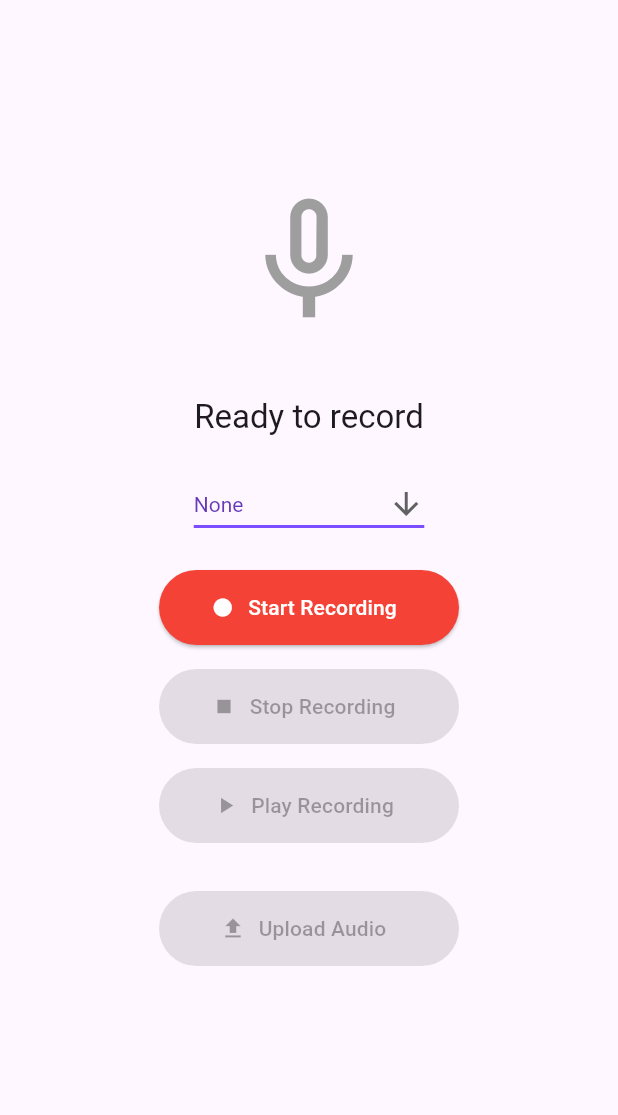
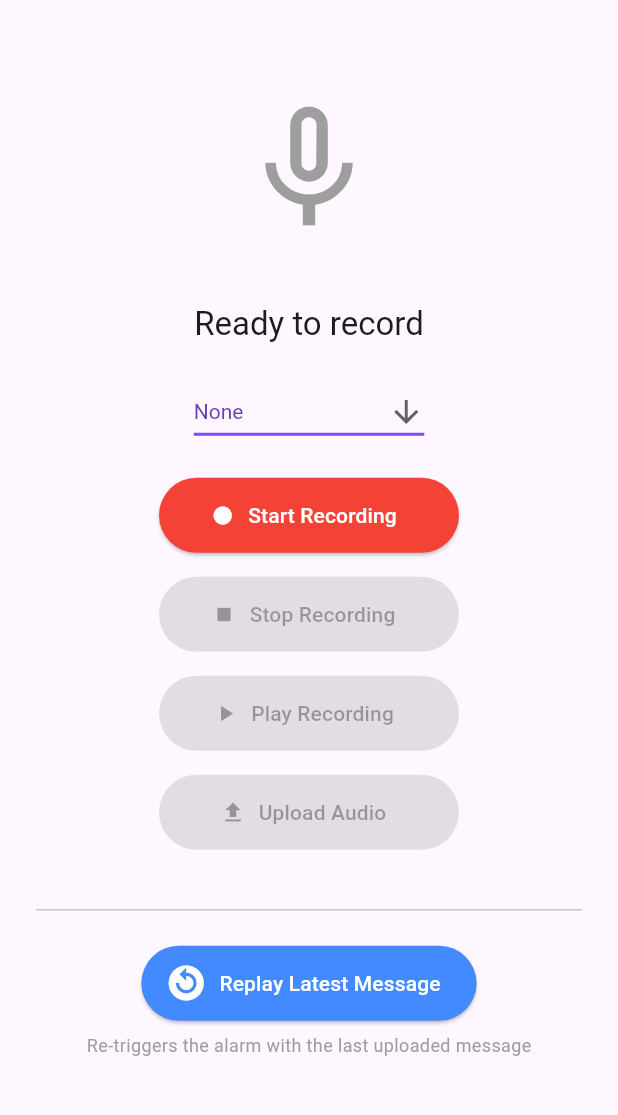
Before and after one commit to Vellyxenya/RemoteAlarm, a Flutter app: the screen it shows after launch, on a phone screen of 412 x 824 dp, the part 84-1199 px from its top. Run offline on Flutter 3.47's test engine with Material 3 defaults, Android fonts, the phone set to English and light mode, and no system bars; our stand-ins replace audioplayers, cloud_functions, firebase_auth, firebase_core, firebase_storage, permission_handler; missing offline and left inert: record; accounts and stored records are empty; network calls fail; statements that could not run were skipped.

Commit message:
other stuff

```diff
--- a/mobile/lib/screens/home_screen.dart
+++ b/mobile/lib/screens/home_screen.dart
@@ -1,6 +1,7 @@
 import 'dart:io';
 import 'package:flutter/material.dart';
 import 'package:audioplayers/audioplayers.dart';
+import 'package:cloud_functions/cloud_functions.dart';
 import '../services/audio_service.dart';
 import '../services/storage_service.dart';
 import '../utils/audio_utils.dart';
@@ -20,6 +21,7 @@ class _HomeScreenState extends State<HomeScreen> {
   bool _isRecording = false;
   bool _isUploading = false;
   bool _isPlaying = false;
+  bool _isReplaying = false;
   String? _recordedFilePath;
   String _status = 'Ready to record';
 
@@ -58,6 +60,49 @@ class _HomeScreenState extends State<HomeScreen> {
   Future<void> _initializeServices() async {
     await _audioService.initialize();
     await _storageService.initialize();
+  }
+
+  Future<void> _replayLastMessage() async {
+    try {
+      setState(() {
+        _status = 'Triggering replay...';
+        _isReplaying = true;
+      });
+
+      final functions = FirebaseFunctions.instance;
+      // Triggers replay of the latest file if no path is provided
+      final result = await functions
+          .httpsCallable('replayLastMessage')
+          .call();
+
+      debugPrint('Replay result: ${result.data}');
+
+      setState(() {
+        _status = 'Replay triggered successfully!';
+        _isReplaying = false;
+      });
+
+      if (mounted) {
+        ScaffoldMessenger.of(context).showSnackBar(
+          const SnackBar(content: Text('Replay triggered on device!'), backgroundColor: Colors.blue),
+        );
+      }
+    } catch (e) {
+      String errorMessage = '$e';
+      if (e is FirebaseFunctionsException) {
+        errorMessage = '${e.code}: ${e.message}';
+        if (e.details != null) {
+          errorMessage += '\nDetails: ${e.details}';
+        }
+      }
+
+      setState(() {
+        _status = 'Error: $errorMessage';
+        _isReplaying = false;
+      });
+
+      debugPrint('Replay Error Full: $e');
+    }
   }
 
   Future<void> _startRecording() async {
@@ -195,11 +240,12 @@ class _HomeScreenState extends State<HomeScreen> {
         title: const Text('RemoteAlarm'),
       ),
       body: Center(
-        child: Padding(
-          padding: const EdgeInsets.all(24.0),
-          child: Column(
-            mainAxisAlignment: MainAxisAlignment.center,
-            children: [
+        child: SingleChildScrollView(
+          child: Padding(
+            padding: const EdgeInsets.all(24.0),
+            child: Column(
+              mainAxisAlignment: MainAxisAlignment.center,
+              children: [
               Icon(
                 _isRecording ? Icons.mic : Icons.mic_none,
                 size: 100,
@@ -274,7 +320,7 @@ class _HomeScreenState extends State<HomeScreen> {
                   minimumSize: const Size(200, 50),
                 ),
               ),
-              const SizedBox(height: 32),
+              const SizedBox(height: 16),
 
               // Upload button
               ElevatedButton.icon(
@@ -295,8 +341,35 @@ class _HomeScreenState extends State<HomeScreen> {
                   foregroundColor: Colors.white,
                 ),
               ),
+              const SizedBox(height: 32),
+
+              // Replay Latest Message Button (Always visible)
+              Column(
+                children: [
+                  const Divider(),
+                  const SizedBox(height: 16),
+                  ElevatedButton.icon(
+                    onPressed: _isReplaying ? null : _replayLastMessage,
+                    icon: _isReplaying
+                        ? const SizedBox(width: 20, height: 20, child: CircularProgressIndicator(strokeWidth: 2))
+                        : const Icon(Icons.replay_circle_filled, size: 28),
+                    label: const Text('Replay Latest Message'),
+                    style: ElevatedButton.styleFrom(
+                      minimumSize: const Size(200, 50),
+                      backgroundColor: Colors.blueAccent,
+                      foregroundColor: Colors.white,
+                    ),
+                  ),
+                  const SizedBox(height: 8),
+                  const Text(
+                    "Re-triggers the alarm with the last uploaded message",
+                    style: TextStyle(fontSize: 12, color: Colors.grey),
+                  ),
+                ],
+              ),
             ],
           ),
+        ),
         ),
       ),
     );
--- a/mobile/pubspec.yaml
+++ b/mobile/pubspec.yaml
@@ -16,6 +16,7 @@ dependencies:
   firebase_core: ^3.0.0
   firebase_auth: ^5.0.0
   firebase_storage: ^12.0.0
+  cloud_functions: ^5.0.0
 
   # Audio recording
   record: ^5.1.0
```
Also changed, not shown: mobile/lib/services/storage_service.dart (+5 -3 lines), firebase.json, mobile/pubspec.lock, 1 other file.
